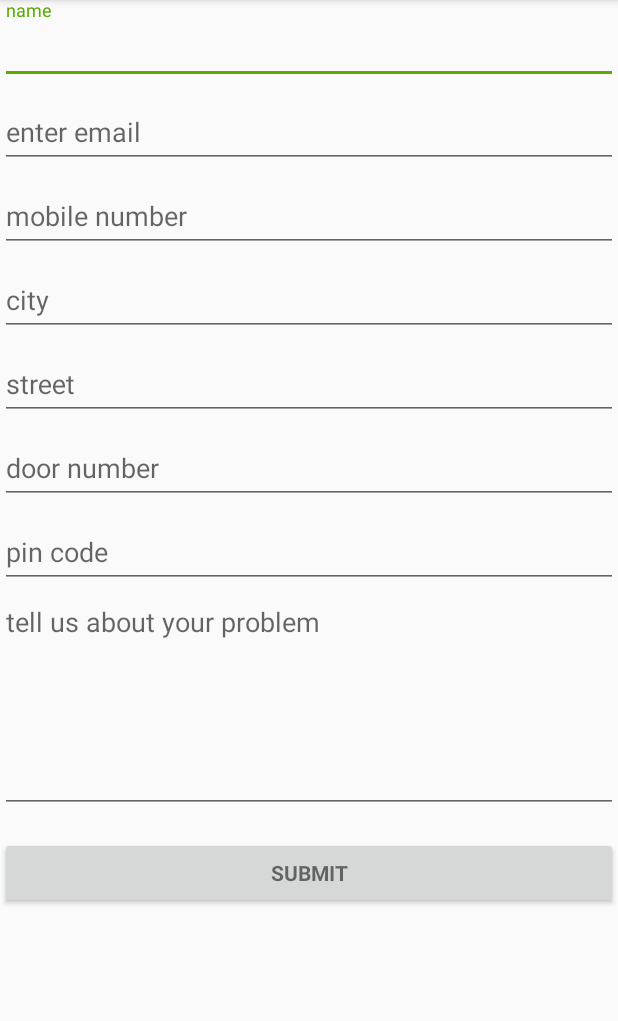
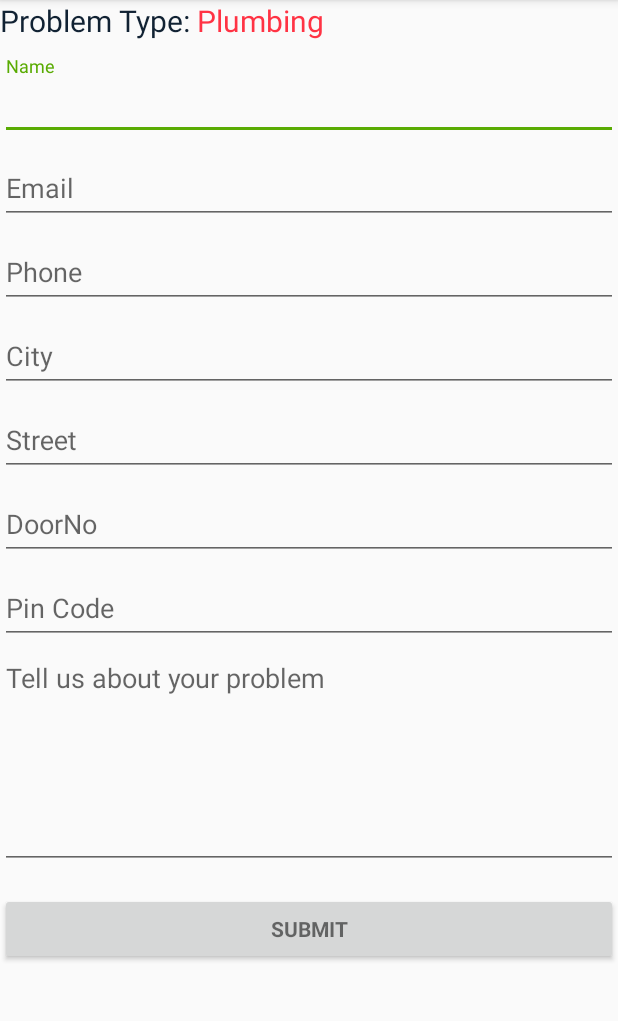
Before and after one commit to dharaniab98/sukes, an Android app: the MainActivity screen opened directly, with no data from a screen before it, after a tap on an icon or button, on a phone screen of 412 x 824 dp, the part 84-1105 px from its top. Run offline under Robolectric (Android 15) with nearby library versions, the phone set to English and light mode, and no system bars; 1 statement that could not run was skipped; 1 other tap on this screen came first.

```diff
--- a/app/src/main/java/com/example/dharani/navigation/Complaint_Activity.java
+++ b/app/src/main/java/com/example/dharani/navigation/Complaint_Activity.java
@@ -2,6 +2,8 @@ package com.example.dharani.navigation;
 
 import android.support.v7.app.AppCompatActivity;
 import android.os.Bundle;
+import android.util.Log;
+import android.widget.TextView;
 
 public class Complaint_Activity extends AppCompatActivity {
 
@@ -9,5 +11,11 @@ public class Complaint_Activity extends AppCompatActivity {
     protected void onCreate(Bundle savedInstanceState) {
         super.onCreate(savedInstanceState);
         setContentView(R.layout.activity_complaint);
+
+        String service_type = getIntent().getStringExtra("TYPE_SERVICE");
+        Log.d("service is:",""+service_type);
+
+        TextView textView = (TextView) findViewById(R.id.type);
+        textView.setText(service_type);
     }
 }
--- a/app/src/main/java/com/example/dharani/navigation/Login_Activity.java
+++ b/app/src/main/java/com/example/dharani/navigation/Login_Activity.java
@@ -145,6 +145,7 @@ public class Login_Activity extends Activity {
                 // TODO: Implement successful signup logic here
                 // By default we just finish the Activity and log them in automatically
                 this.finish();
+                System.gc();
             }
         }
     }
@@ -160,6 +161,7 @@ public class Login_Activity extends Activity {
         SaveSharedPreference obj = new SaveSharedPreference();
         obj.setPrefStatus(this,status);
         this.finish();
+        System.gc();
         Intent home = new Intent(this,MainActivity.class);
         startActivity(home);
     }
--- a/app/src/main/java/com/example/dharani/navigation/MainActivity.java
+++ b/app/src/main/java/com/example/dharani/navigation/MainActivity.java
@@ -31,6 +31,7 @@ public class MainActivity extends AppCompatActivity
 
         if(SaveSharedPreference.getPrefStatus(MainActivity.this).length() == 0)
         {   this.finish();
+            System.gc();
             Intent home = new Intent(this, Login_Activity.class);
             startActivity(home);
         }
@@ -43,6 +44,7 @@ public class MainActivity extends AppCompatActivity
             public void onClick(View v) {
 
                Intent electric=new Intent(v.getContext(),Complaint_Activity.class);
+               electric.putExtra("TYPE_SERVICE","Electrical");
                startActivity(electric);
             }
         });
@@ -51,8 +53,9 @@ public class MainActivity extends AppCompatActivity
             @Override
             public void onClick(View v) {
 
-                Intent electric=new Intent(v.getContext(),Complaint_Activity.class);
-                startActivity(electric);
+                Intent kitchen=new Intent(v.getContext(),Complaint_Activity.class);
+                kitchen.putExtra("TYPE_SERVICE","Kitchen");
+                startActivity(kitchen);
             }
         });
         SanitationIntent = (ImageView) findViewById(R.id.sanitations);
@@ -60,8 +63,9 @@ public class MainActivity extends AppCompatActivity
             @Override
             public void onClick(View v) {
 
-                Intent electric=new Intent(v.getContext(),Complaint_Activity.class);
-                startActivity(electric);
+                Intent sanitation=new Intent(v.getContext(),Complaint_Activity.class);
+                sanitation.putExtra("TYPE_SERVICE","Sanitation");
+                startActivity(sanitation);
             }
         });
 
@@ -70,8 +74,9 @@ public class MainActivity extends AppCompatActivity
             @Override
             public void onClick(View v) {
 
-                Intent electric=new Intent(v.getContext(),Complaint_Activity.class);
-                startActivity(electric);
+                Intent plumbing=new Intent(v.getContext(),Complaint_Activity.class);
+                plumbing.putExtra("TYPE_SERVICE","Plumbing");
+                startActivity(plumbing);
             }
         });
 
@@ -81,8 +86,8 @@ public class MainActivity extends AppCompatActivity
             @Override
             public void onClick(View v) {
 
-                Intent electric=new Intent(v.getContext(),Paid_Services_Activity.class);
-                startActivity(electric);
+                Intent paidIntent=new Intent(v.getContext(),Paid_Services_Activity.class);
+                startActivity(paidIntent);
             }
         });
 
--- a/app/src/main/res/layout/activity_complaint.xml
+++ b/app/src/main/res/layout/activity_complaint.xml
@@ -16,6 +16,27 @@
             android:layout_height="wrap_content"
             android:orientation="vertical">
 
+            <LinearLayout
+                android:layout_width="wrap_content"
+                android:layout_height="wrap_content"
+                android:orientation="horizontal"
+                android:layout_marginBottom="10dp">
+            <TextView
+                android:id="@+id/problem_info"
+                android:layout_width="match_parent"
+                android:layout_height="wrap_content"
+                android:textSize="20sp"
+                android:text="Problem Type: "
+                android:textColor="#F123"/>
+
+            <TextView
+                android:id="@+id/type"
+                android:layout_width="match_parent"
+                android:layout_height="wrap_content"
+                android:textSize="20sp"
+                android:textColor="#FF34"/>
+            </LinearLayout>
+
             <android.support.design.widget.TextInputLayout
                 android:layout_width="match_parent"
                 android:layout_height="wrap_content">
@@ -24,7 +45,7 @@
                     android:id="@+id/name"
                     android:layout_width="match_parent"
                     android:layout_height="wrap_content"
-                    android:hint="name"
+                    android:hint="Name"
                     android:inputType="text"
                     android:maxLines="1"
                     android:singleLine="true" />
@@ -39,7 +60,7 @@
                     android:id="@+id/email"
                     android:layout_width="match_parent"
                     android:layout_height="wrap_content"
-                    android:hint="enter email"
+                    android:hint="Email"
                     android:inputType="textEmailAddress"
                     android:maxLines="1"
                     android:singleLine="true" />
@@ -54,7 +75,7 @@
                     android:id="@+id/mob_num"
                     android:layout_width="match_parent"
                     android:layout_height="wrap_content"
-                    android:hint="mobile number"
+                    android:hint="Phone"
                     android:inputType="phone"
                     android:maxLines="1"
                     android:singleLine="true" />
@@ -70,7 +91,7 @@
                     android:id="@+id/city"
                     android:layout_width="match_parent"
                     android:layout_height="wrap_content"
-                    android:hint="city"
+                    android:hint="City"
                     android:inputType="text"
                     android:maxLines="1"
                     android:singleLine="true" />
@@ -85,7 +106,7 @@
                     android:id="@+id/street"
                     android:layout_width="match_parent"
                     android:layout_height="wrap_content"
-                    android:hint="street"
+                    android:hint="Street"
                     android:inputType="text"
                     android:maxLines="1"
                     android:singleLine="true" />
@@ -99,7 +120,7 @@
                     android:id="@+id/d_no"
                     android:layout_width="match_parent"
                     android:layout_height="wrap_content"
-                    android:hint="door number"
+                    android:hint="DoorNo"
                     android:inputType="number"
                     android:digits="0123456789-/\*"
                     android:maxLines="1"
@@ -116,19 +137,21 @@
                     android:id="@+id/pin"
                     android:layout_width="match_parent"
                     android:layout_height="wrap_content"
-                    android:hint="pin code"
+                    android:hint="Pin Code"
                     android:inputType="number"
                     android:maxLines="1"
                     android:singleLine="true" />
 
+
             </android.support.design.widget.TextInputLayout>
+
 
             <EditText
                 android:id="@+id/feedback"
                 android:layout_width="match_parent"
                 android:layout_height="150dp"
                 android:gravity="top"
-                android:hint="tell us about your problem"
+                android:hint="Tell us about your problem"
                 android:inputType="text|textMultiLine" />
             <Button
                 android:id="@+id/submit"
@@ -136,7 +159,7 @@
                 android:layout_width="match_parent"
                 android:layout_height="wrap_content"
                 android:layout_marginTop="16dp"
-                android:text="submit"
+                android:text="Submit"
                 android:textStyle="bold" />
 
         </LinearLayout>
```
Also changed, not shown: app/src/main/java/com/example/dharani/navigation/Paid_Services_Activity.java (+16 -1 lines), app/src/main/java/com/example/dharani/navigation/Signup_Activity.java (+60 -11 lines), app/src/main/res/layout/content_main.xml (+8 -8 lines), app/src/main/res/layout/signup.xml (+15 -1 lines).
